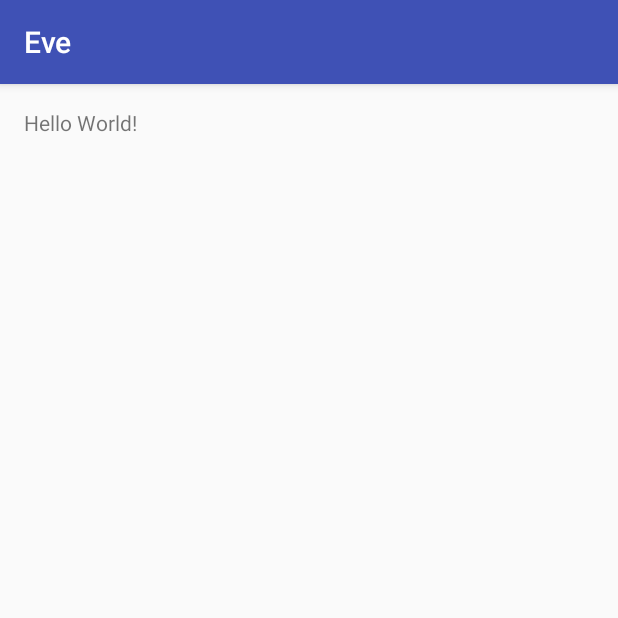
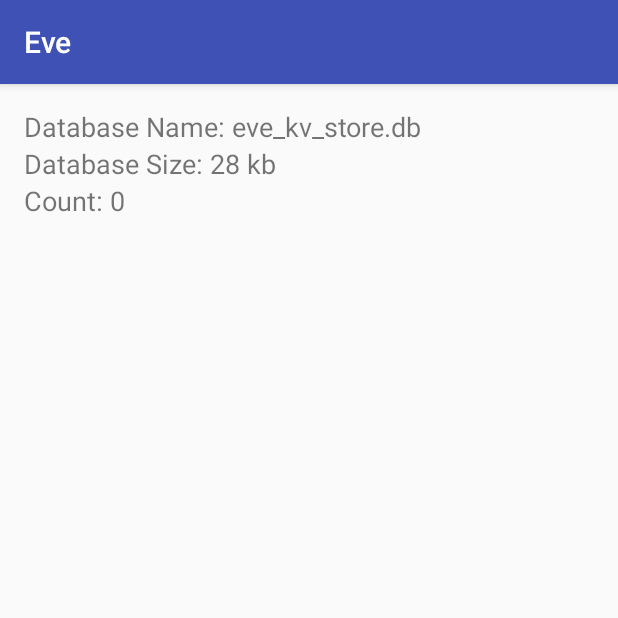
Before and after one commit to IsUncommon/eve, an Android app: the screen it shows after launch (MainActivity), on a phone screen of 412 x 824 dp, the top half of it. Run offline under Robolectric (Android 15) with nearby library versions, the phone set to English and light mode, and no system bars; libraries missing offline, so code that uses them is left out: com.google.auto.value, com.ryanharter.auto, rx.schedulers; 34 statements that could not run were skipped.

Commit message:
add helper methods to print database details

```diff
--- a/eve-stores/store-sql/src/main/java/uncmn/eve/store/sql/SqlStore.java
+++ b/eve-stores/store-sql/src/main/java/uncmn/eve/store/sql/SqlStore.java
@@ -20,6 +20,8 @@ import uncmn.eve.Value;
 public class SqlStore extends Store {
 
   BriteDatabase db;
+  String dbPath;
+  String dbName;
 
   SqlStore(Context context, Converter converter) {
     super(converter);
@@ -31,10 +33,47 @@ public class SqlStore extends Store {
 
       }
     }).wrapDatabaseHelper(openHelper, Schedulers.io());
+    this.dbPath = openHelper.getReadableDatabase().getPath();
+    this.dbName = openHelper.getDatabaseName();
   }
 
   public static SqlStore create(Context context, Converter converter) {
     return new SqlStore(context, converter);
+  }
+
+  /**
+   * Get database path.
+   */
+  public String dbPath() {
+    return dbPath;
+  }
+
+  /**
+   * Get database name.
+   */
+  public String dbName() {
+    return dbName;
+  }
+
+  /**
+   * Get number of entries in the database.
+   */
+  public int count() {
+    final String sql = "select count(*) FROM " + ValueQuery.TABLE;
+
+    Cursor cursor = db.query(sql);
+    int count = 0;
+    try {
+      if (cursor != null && cursor.getCount() > 0) {
+        cursor.moveToFirst();
+        count = cursor.getInt(0);
+      }
+    } finally {
+      if (cursor != null) {
+        cursor.close();
+      }
+    }
+    return count;
   }
 
   @Override public void set(String key, Value value) {
--- a/sample/src/main/java/uncmn/eve/sample/MainActivity.java
+++ b/sample/src/main/java/uncmn/eve/sample/MainActivity.java
@@ -1,11 +1,14 @@
 package uncmn.eve.sample;
 
 import android.os.Bundle;
+import android.support.annotation.StringRes;
 import android.support.v7.app.AppCompatActivity;
 import android.util.Log;
+import android.widget.TextView;
 import com.ryanharter.auto.value.moshi.AutoValueMoshiAdapterFactory;
 import com.squareup.moshi.JsonReader;
 import com.squareup.moshi.Moshi;
+import java.io.File;
 import java.io.IOException;
 import java.io.InputStream;
 import java.util.ArrayList;
@@ -35,6 +38,11 @@ public class MainActivity extends AppCompatActivity {
     converter.map(SampleObjectOne.CONVERTER_KEY, SampleObjectOne.class);
     converter.map(SampleObjectTwo.CONVERTER_KEY, SampleObjectTwo.class);
     SqlStore sqlStore = SqlStore.create(this, converter);
+
+    //set variables
+    setDbName(R.string.db_name, sqlStore.dbName());
+    setDbSize(R.string.db_size, new File(sqlStore.dbPath()).length() / 1000 + " kb");
+    setCount(R.string.db_count, sqlStore.count() + "");
 
     eve = Eve.builder().store(sqlStore).build();
     Store store = eve.store();
@@ -243,6 +251,8 @@ public class MainActivity extends AppCompatActivity {
     } catch (IOException e) {
       e.printStackTrace();
     }*/
+
+    setCount(R.string.db_count, sqlStore.count() + "");
   }
 
   /**
@@ -250,19 +260,44 @@ public class MainActivity extends AppCompatActivity {
    */
   private void processGists(JsonReader reader, List<Gist> gists) throws IOException {
 
-    if (reader.peek() == JsonReader.Token.BEGIN_ARRAY) {
+    JsonReader.Token token = reader.peek();
+    switch (token) {
+      case BEGIN_ARRAY: {
         reader.beginArray();
-    } else if (reader.peek() == JsonReader.Token.BEGIN_OBJECT) {
+        break;
+      }
+      case BEGIN_OBJECT: {
         Gist gist = moshi.adapter(Gist.class).fromJson(reader);
         gists.add(gist);
-    } else if (reader.peek() == JsonReader.Token.END_OBJECT) {
+        break;
+      }
+      case END_OBJECT: {
         reader.endObject();
-    } else if (reader.peek() == JsonReader.Token.END_ARRAY) {
+        break;
+      }
+      case END_ARRAY: {
         reader.endArray();
         return;
-    } else if (reader.peek() == JsonReader.Token.END_DOCUMENT) {
+      }
+      case END_DOCUMENT: {
         return;
+      }
+      default: {
+        //no-op
+      }
     }
     processGists(reader, gists);
   }
+
+  private void setDbName(@StringRes int resId, String... args) {
+    ((TextView) findViewById(R.id.txt_db_name)).setText(getString(resId, args));
   }
+
+  private void setDbSize(@StringRes int resId, String... args) {
+    ((TextView) findViewById(R.id.txt_db_size)).setText(getString(resId, args));
+  }
+
+  private void setCount(@StringRes int resId, String... args) {
+    ((TextView) findViewById(R.id.txt_count)).setText(getString(resId, args));
+  }
+}
--- a/sample/src/main/res/layout/activity_main.xml
+++ b/sample/src/main/res/layout/activity_main.xml
@@ -1,5 +1,5 @@
 <?xml version="1.0" encoding="utf-8"?>
-<RelativeLayout xmlns:android="http://schemas.android.com/apk/res/android"
+<FrameLayout xmlns:android="http://schemas.android.com/apk/res/android"
     xmlns:tools="http://schemas.android.com/tools"
     android:layout_width="match_parent"
     android:layout_height="match_parent"
@@ -7,12 +7,36 @@
     android:paddingLeft="@dimen/activity_horizontal_margin"
     android:paddingRight="@dimen/activity_horizontal_margin"
     android:paddingTop="@dimen/activity_vertical_margin"
-    tools:context=".sample.MainActivity"
+    tools:context=".MainActivity"
     >
 
-  <TextView
-      android:layout_width="wrap_content"
+  <LinearLayout
+      android:layout_width="match_parent"
       android:layout_height="wrap_content"
-      android:text="Hello World!"
-      />
-</RelativeLayout>
+      android:orientation="vertical"
+      >
+
+    <TextView
+        android:id="@+id/txt_db_name"
+        android:layout_width="match_parent"
+        android:layout_height="wrap_content"
+        android:textSize="18sp"
+        tools:text="@string/db_name"/>
+
+    <TextView
+        android:id="@+id/txt_db_size"
+        android:layout_width="match_parent"
+        android:layout_height="wrap_content"
+        android:textSize="18sp"
+        tools:text="@string/db_size"/>
+
+    <TextView
+        android:id="@+id/txt_count"
+        android:layout_width="match_parent"
+        android:layout_height="wrap_content"
+        android:textSize="18sp"
+        tools:text="@string/db_count"/>
+
+  </LinearLayout>
+
+</FrameLayout>
--- a/sample/src/main/res/values/strings.xml
+++ b/sample/src/main/res/values/strings.xml
@@ -1,3 +1,6 @@
 <resources>
   <string name="app_name">Eve</string>
+  <string name="db_name">Database Name: %s</string>
+  <string name="db_size">Database Size: %s</string>
+  <string name="db_count">Count: %s</string>
 </resources>
```
Lines whose indentation alone changed are shown as unchanged.
